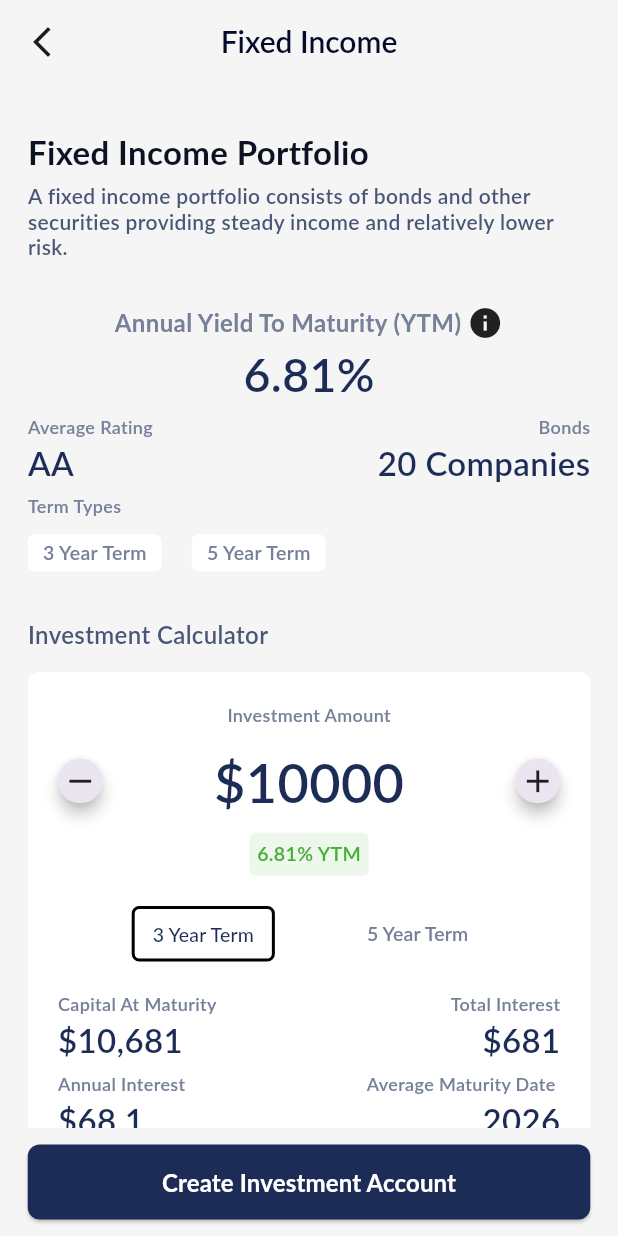
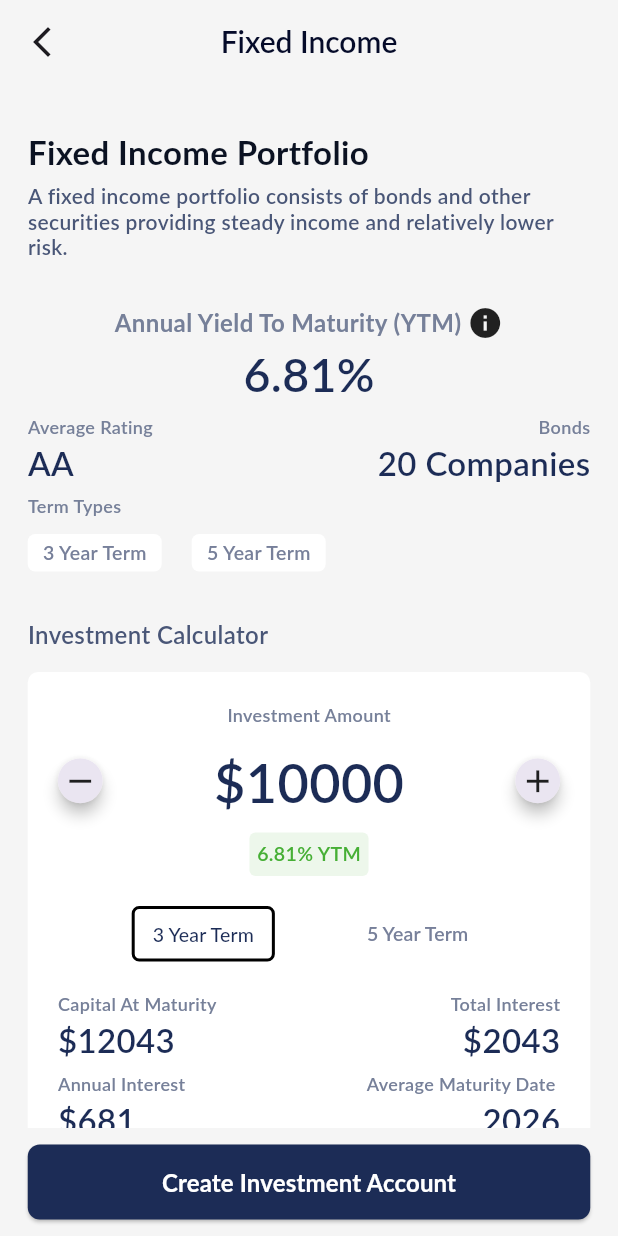
Before and after one commit to bishoyabdmariam/bund_task, a Flutter app: the screen it shows after launch, scrolled down 54 dp, after a tap on "Investment", on a phone screen of 412 x 824 dp. Run offline on Flutter 3.47's test engine with Material 3 defaults, Android fonts, the phone set to English and light mode, and no system bars; our stand-ins replace carousel_slider, dio, shared_preferences, vibration; network calls fail; Roboto replaces fonts that are missing (Lato).

Commit message:
Calculator done correctly

```diff
--- a/lib/Presentation/Screens/InvestmentScreen.dart
+++ b/lib/Presentation/Screens/InvestmentScreen.dart
@@ -30,13 +30,13 @@ class _InvestmentScreenState extends State<InvestmentScreen> {
     ),
     Bond(
       image: "assets/images/image 14.png",
-      title: "Ford Motor LLC",
+      title: "Apple INC",
       subTitle: "BB+",
       data: "7.71% APY",
     ),
     Bond(
       image: "assets/images/image 15.png",
-      title: "Apple INC",
+      title: "Ford Motor LLC",
       subTitle: "AA+",
       data: "4.85% APY",
     ),
@@ -115,7 +115,8 @@ class _InvestmentScreenState extends State<InvestmentScreen> {
         ),
       ),
       backgroundColor: Colors.grey[100],
-      body: SingleChildScrollView(
+      body: SafeArea(
+        child: SingleChildScrollView(
           child: Column(
             children: [
               AppBar(
@@ -244,12 +245,14 @@ class _InvestmentScreenState extends State<InvestmentScreen> {
                     FutureBuilder<List<Bond>>(
                       future: fetchData(),
                       builder: (context, snapshot) {
-                      if (snapshot.connectionState == ConnectionState.waiting) {
+                        if (snapshot.connectionState ==
+                            ConnectionState.waiting) {
                           // Loading indicator while waiting for data
                           return const LoadingWidget();
                         } else if (snapshot.hasError) {
                           return const ErrorWidgetHandle();
-                      } else if (!snapshot.hasData || snapshot.data!.isEmpty) {
+                        } else if (!snapshot.hasData ||
+                            snapshot.data!.isEmpty) {
                           // Handle empty or null data
                           return const EmptyData(
                               emptyMSG: "There is no Data Available");
@@ -276,6 +279,7 @@ class _InvestmentScreenState extends State<InvestmentScreen> {
             ],
           ),
         ),
+      ),
     );
   }
 }
--- a/lib/Presentation/Widgets/InvestmentCalculatorWidget.dart
+++ b/lib/Presentation/Widgets/InvestmentCalculatorWidget.dart
@@ -25,6 +25,10 @@ class _InvestmentCalculatorWidgetState
   Timer? incrementTimer;
   bool isUserPress = false;
 
+  double annualYieldToMaturity = .0681; // Replace with your actual value
+
+  int selectedTerm= 3;
+
   @override
   void dispose() {
     incrementTimer?.cancel();
@@ -32,27 +36,59 @@ class _InvestmentCalculatorWidgetState
   }
 
   @override
-  void initState() {
+  void initState()  {
     super.initState();
     loadInvestmentAmount();
+    loadSelectedTerm();
   }
+
+  Future<void> loadSelectedTerm() async {
+    SharedPreferences preferences = await SharedPreferences.getInstance();
+    setState(() {
+      if (preferences.getBool("isFirstContainerPressed") == null ||
+          preferences.getBool("isFirstContainerPressed")==true) {
+        selectedTerm = 3;
+      } else {
+        selectedTerm = 5;
+      }
+    });
+  }
+
 
   // Load investment amount from SharedPreferences
   Future<void> loadInvestmentAmount() async {
-    SharedPreferences prefs = await SharedPreferences.getInstance();
+    SharedPreferences preferences = await SharedPreferences.getInstance();
     setState(() {
-      investmentAmount = prefs.getInt('investmentAmount') ?? 10000;
+      investmentAmount = preferences.getInt('investmentAmount') ?? 10000;
     });
   }
 
   // Save investment amount to SharedPreferences
   Future<void> saveInvestmentAmount(int amount) async {
-    SharedPreferences prefs = await SharedPreferences.getInstance();
-    await prefs.setInt('investmentAmount', amount);
+    SharedPreferences preferences = await SharedPreferences.getInstance();
+    await preferences.setInt('investmentAmount', amount);
   }
 
   @override
   Widget build(BuildContext context) {
+    double capitalAtMaturity =
+        (investmentAmount * annualYieldToMaturity * selectedTerm) +
+            investmentAmount;
+
+    double totalInterest = annualYieldToMaturity* selectedTerm * investmentAmount;
+
+    double annualInterest = investmentAmount * annualYieldToMaturity;
+
+    int averageMaturityDate = DateTime.now().year+selectedTerm;
+
+    loadSelectedTerm();
+
+    /*
+    * Capital at Maturity: Capital at Maturity = (Annual Yield to Maturity * Term * Amount) + Amount
+Total Interest: Total Interest = Annual Yield to Maturity * Term * Amount
+Annual Interest: Annual Interest = Amount * Annual Yield to Maturity
+Average Maturity Date: Calculate and display the maturity date based on the selected term and today’s date shown in years.
+*/
     return Container(
       decoration: BoxDecoration(
         color: Colors.white,
@@ -202,7 +238,7 @@ class _InvestmentCalculatorWidgetState
             ),
           ),
           SizedBoxes.box20height,
-          TermSelectionWidget(),
+          const TermSelectionWidget(),
           SizedBoxes.box20height,
           const Row(
             mainAxisAlignment: MainAxisAlignment.spaceBetween,
@@ -217,15 +253,15 @@ class _InvestmentCalculatorWidgetState
               ),
             ],
           ),
-          const Row(
+           Row(
             mainAxisAlignment: MainAxisAlignment.spaceBetween,
             children: [
               Text(
-                "\$10,681",
+                "\$${capitalAtMaturity.toStringAsFixed(0)}",
                 style: Styles.style22Rating,
               ),
               Text(
-                "\$681",
+                "\$${totalInterest.toStringAsFixed(0)}",
                 style: Styles.style22Rating,
               ),
             ],
@@ -244,15 +280,15 @@ class _InvestmentCalculatorWidgetState
               ),
             ],
           ),
-          const Row(
+           Row(
             mainAxisAlignment: MainAxisAlignment.spaceBetween,
             children: [
               Text(
-                "\$68.1",
+                "\$${annualInterest.toStringAsFixed(0)}",
                 style: Styles.style22Rating,
               ),
               Text(
-                "2026",
+                averageMaturityDate.toString(),
                 style: Styles.style22Rating,
               ),
             ],
--- a/lib/Presentation/Widgets/TermSelectionWidget.dart
+++ b/lib/Presentation/Widgets/TermSelectionWidget.dart
@@ -1,14 +1,39 @@
 import 'package:bundtask/Constants/SizedBoxesConstants.dart';
 import 'package:bundtask/Constants/TextStylesConstants.dart';
 import 'package:flutter/material.dart';
+import 'package:shared_preferences/shared_preferences.dart';
 
 class TermSelectionWidget extends StatefulWidget {
+  const TermSelectionWidget({Key? key});
+
   @override
   _TermSelectionWidgetState createState() => _TermSelectionWidgetState();
 }
 
 class _TermSelectionWidgetState extends State<TermSelectionWidget> {
-  bool isFirstContainerPressed = true;
+  late bool isFirstContainerPressed;
+
+  @override
+  void initState() {
+    super.initState();
+    // Load the selected term from SharedPreferences
+    loadSelectedTerm();
+  }
+
+  // Load selected term from SharedPreferences
+  Future<void> loadSelectedTerm() async {
+    SharedPreferences prefs = await SharedPreferences.getInstance();
+    setState(() {
+      isFirstContainerPressed =
+          prefs.getBool('isFirstContainerPressed') ?? true;
+    });
+  }
+
+  // Save selected term to SharedPreferences
+  Future<void> saveSelectedTerm(bool isFirstPressed) async {
+    SharedPreferences prefs = await SharedPreferences.getInstance();
+    await prefs.setBool('isFirstContainerPressed', isFirstPressed);
+  }
 
   @override
   Widget build(BuildContext context) {
@@ -28,6 +53,8 @@ class _TermSelectionWidgetState extends State<TermSelectionWidget> {
               setState(() {
                 if (!isFirstContainerPressed) {
                   isFirstContainerPressed = !isFirstContainerPressed;
+                  // Save the updated term selection
+                  saveSelectedTerm(isFirstContainerPressed);
                 }
               });
             },
@@ -50,6 +77,8 @@ class _TermSelectionWidgetState extends State<TermSelectionWidget> {
               setState(() {
                 if (isFirstContainerPressed) {
                   isFirstContainerPressed = !isFirstContainerPressed;
+                  // Save the updated term selection
+                  saveSelectedTerm(isFirstContainerPressed);
                 }
               });
             },
```
Lines whose indentation alone changed are shown as unchanged.
